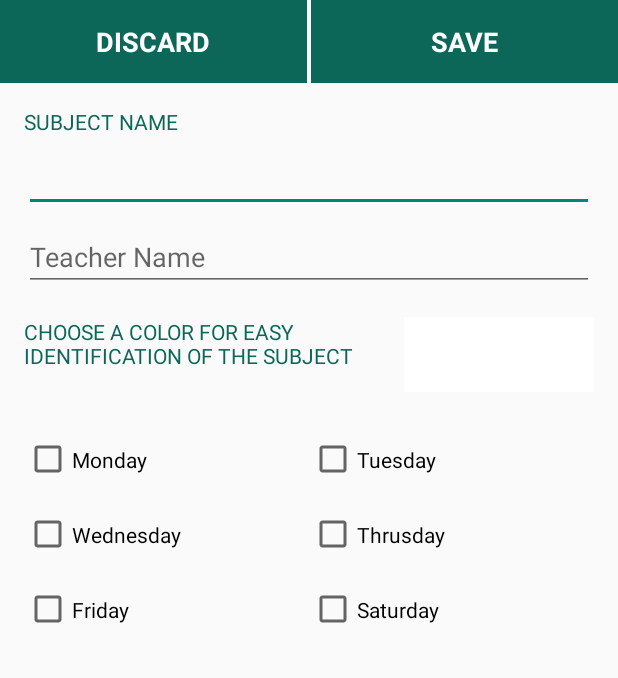
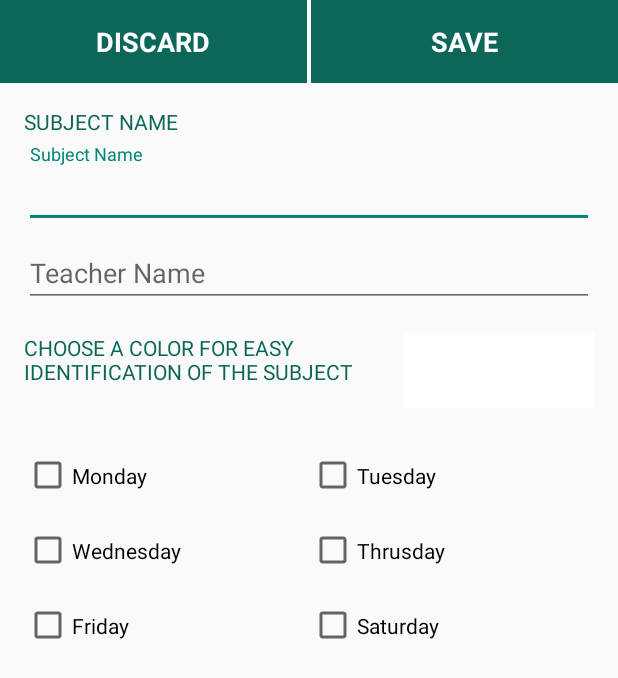
Before and after one commit to jazzyarchitects/StudentHelper, an Android app: the AddSubject screen opened directly, with no data from a screen before it, on a phone screen of 412 x 824 dp. Shown: the top 678 px of the screen. Run offline under Robolectric (Android 15) with nearby library versions, the phone set to English and light mode, and no system bars.

Commit message:
no message

```diff
--- a/app/src/main/java/com/jazzyarchitects/studentassistant/Activities/AddSubject.java
+++ b/app/src/main/java/com/jazzyarchitects/studentassistant/Activities/AddSubject.java
@@ -49,6 +49,13 @@ public class AddSubject extends AppCompatActivity {
         colorPicker = findViewById(R.id.colorPicker);
         subColor = getResources().getColor(R.color.white);
 
+        checkIfChecked(mon,"monday");
+        checkIfChecked(tue,"tuesday");
+        checkIfChecked(wed,"wednesday");
+        checkIfChecked(thrus,"thrusday");
+        checkIfChecked(fri,"friday");
+        checkIfChecked(sat,"saturday");
+
         subjectDatabase = new SubjectDatabase(this);
 
         colorPicker.setOnClickListener(new View.OnClickListener() {
@@ -90,6 +97,7 @@ public class AddSubject extends AppCompatActivity {
                     teacher = "";
                 }
                 subjectDatabase.addSubject(new Subject(subject, teacher, subColor,days));
+                Log.e("days",days);
 
                 ArrayList<Subject> subjectList = subjectDatabase.getAllSubject();
                 for (int i = 0; i < subjectList.size(); i++) {
@@ -120,7 +128,7 @@ public class AddSubject extends AppCompatActivity {
         });
     }
 
-    public void checkIfChecked(CheckBox checkBox, String name){
+    public void checkIfChecked(CheckBox checkBox, final String name){
         final int[] x = {0};
         checkBox.setOnCheckedChangeListener(new CompoundButton.OnCheckedChangeListener() {
             @Override
@@ -142,7 +150,10 @@ public class AddSubject extends AppCompatActivity {
                         break;
                 }
                 if (isChecked){
-
+                    days=replace(days,x[0],'1');
+                }
+                else{
+                    days=replace(days,x[0],'0');
                 }
             }
         });
--- a/app/src/main/res/layout/activity_add_subject.xml
+++ b/app/src/main/res/layout/activity_add_subject.xml
@@ -62,20 +62,27 @@
                 android:textColor="@color/themeColor3"
                 android:visibility="gone" />
 
-            <EditText
-                android:id="@+id/editSubjectName"
+            <android.support.design.widget.TextInputLayout
                 android:layout_width="match_parent"
                 android:layout_height="wrap_content"
                 android:layout_below="@id/textSubjectName"
-                android:layout_marginBottom="7dp"
-                android:hint="Subject Name"
-                android:textSize="18sp" />
+                android:id="@+id/demo">
+
+                <EditText
+                    android:id="@+id/editSubjectName"
+                    android:layout_width="match_parent"
+                    android:layout_height="wrap_content"
+                    android:layout_below="@id/textSubjectName"
+                    android:layout_marginBottom="7dp"
+                    android:hint="Subject Name"
+                    android:textSize="18sp" />
+            </android.support.design.widget.TextInputLayout>
 
             <TextView
                 android:id="@+id/textTeacherName"
                 android:layout_width="match_parent"
                 android:layout_height="wrap_content"
-                android:layout_below="@id/editSubjectName"
+                android:layout_below="@id/demo"
                 android:layout_marginBottom="5dp"
                 android:text="Teacher Name"
                 android:textAllCaps="true"
```
Also changed, not shown: 3 other files.
